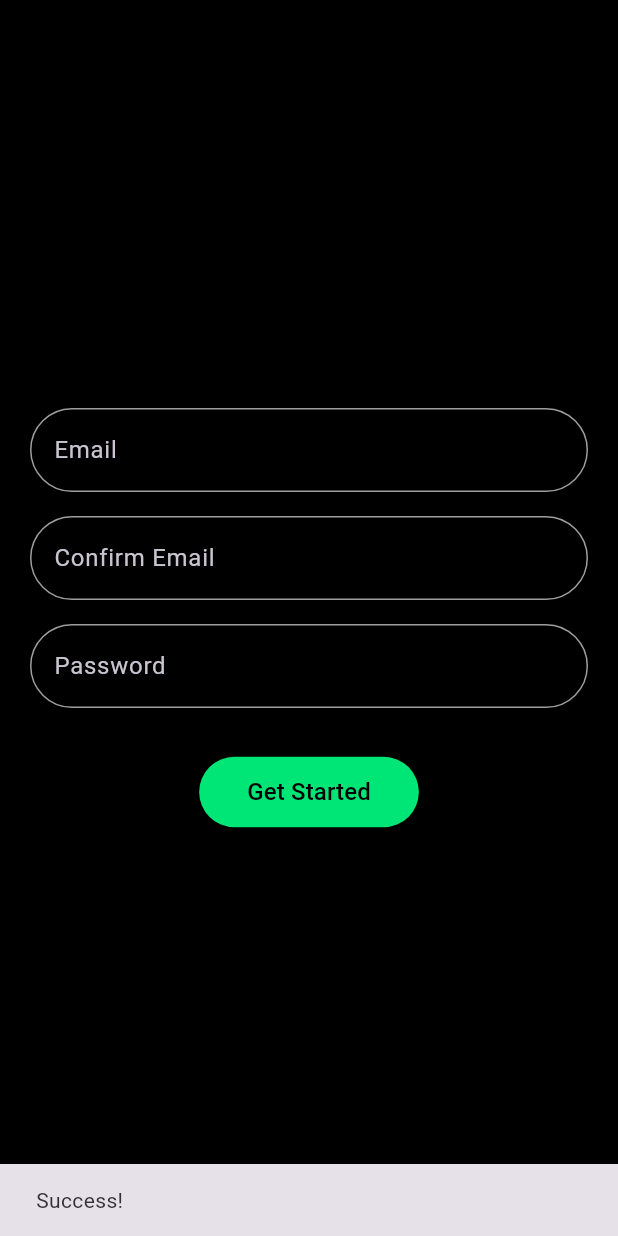
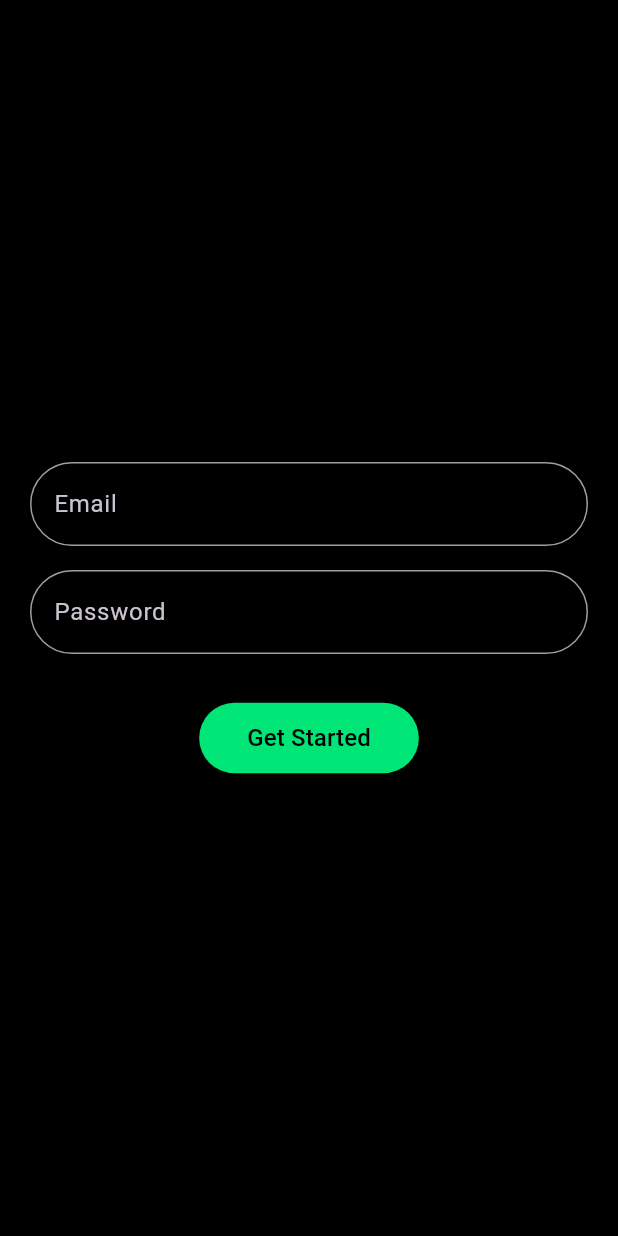
Before and after one commit to vinhhoangd/lab_tracking, a Flutter app: the SignInPage screen opened directly, after a tap on "Get Started", on a phone screen of 412 x 824 dp. Run offline on Flutter 3.47's test engine with Material 3 defaults, Android fonts, the phone set to English and light mode, and no system bars; our stand-ins replace firebase_auth, firebase_core; accounts and stored records are empty.

Commit message:
no confirm

```diff
--- a/lib/Pages/signin_page.dart
+++ b/lib/Pages/signin_page.dart
@@ -1,44 +1,26 @@
 import 'package:flutter/material.dart';
 
-class SignInPage extends StatefulWidget {
+class SignInPage extends StatelessWidget {
+
+
   const SignInPage({super.key});
-
-  @override
-  State<SignInPage> createState() => _SignInPageState();
-}
-
-class _SignInPageState extends State<SignInPage> {
-  final TextEditingController emailController = TextEditingController();
-  final TextEditingController confirmEmailController = TextEditingController();
-  final TextEditingController passwordController = TextEditingController();
-
-  String? emailErrorText;
-
-  void validateEmails() {
-    setState(() {
-      emailErrorText = emailController.text != confirmEmailController.text
-          ? 'Emails do not match'
-          : null;
-    });
-  }
 
   @override
   Widget build(BuildContext context) {
     return Scaffold(
       body: SafeArea(
         child: Padding(
-          padding: EdgeInsets.all(20),
+          padding: EdgeInsetsGeometry.all(20),
           child: Align(
             alignment: Alignment.center,
             child: Column(
               mainAxisAlignment: MainAxisAlignment.center,
               children: [
-                // Email field
+                //Email text field
+
                 TextField(
-                  controller: emailController,
                   decoration: InputDecoration(
                     hintText: 'Email',
-                    errorText: emailErrorText,
                     focusedBorder: OutlineInputBorder(
                       borderRadius: BorderRadius.circular(100),
                       borderSide: BorderSide(
@@ -58,36 +40,8 @@ class _SignInPageState extends State<SignInPage> {
 
                 SizedBox(height: 16),
 
-                // Confirm Email field
+                //Password text field
                 TextField(
-                  controller: confirmEmailController,
-                  onChanged: (_) => validateEmails(),
-                  decoration: InputDecoration(
-                    hintText: 'Confirm Email',
-                    errorText: emailErrorText,
-                    focusedBorder: OutlineInputBorder(
-                      borderRadius: BorderRadius.circular(100),
-                      borderSide: BorderSide(
-                        color: Colors.greenAccent.shade400,
-                        width: 1,
-                      ),
-                    ),
-                    enabledBorder: OutlineInputBorder(
-                      borderRadius: BorderRadius.circular(100),
-                      borderSide: BorderSide(
-                        color: Colors.grey,
-                        width: 1,
-                      ),
-                    ),
-                  ),
-                ),
-
-                SizedBox(height: 16),
-
-                // Password field
-                TextField(
-                  controller: passwordController,
-                  obscureText: true,
                   decoration: InputDecoration(
                     hintText: 'Password',
                     focusedBorder: OutlineInputBorder(
@@ -105,25 +59,18 @@ class _SignInPageState extends State<SignInPage> {
                       ),
                     ),
                   ),
+                  obscureText: true,
                 ),
 
                 SizedBox(height: 32),
 
-                // Sign in button
+                //Sign in button
                 ElevatedButton(
                   style: ElevatedButton.styleFrom(
-                    backgroundColor: Colors.greenAccent.shade400,
-                    padding: EdgeInsets.symmetric(horizontal: 32, vertical: 12),
+                    backgroundColor: Colors.greenAccent.shade400, // button background color
+                    padding: EdgeInsets.symmetric(horizontal: 32, vertical: 12)
                   ),
-                  onPressed: () {
-                    validateEmails();
-                    if (emailErrorText == null) {
-                      // Proceed with sign in
-                      ScaffoldMessenger.of(context).showSnackBar(
-                        SnackBar(content: Text("Success!")),
-                      );
-                    }
-                  },
+                  onPressed: () => {},
                   child: Text(
                     'Get Started',
                     style: TextStyle(
@@ -131,11 +78,14 @@ class _SignInPageState extends State<SignInPage> {
                       fontSize: 16,
                     ),
                   ),
-                ),
+                )
+
+
               ],
             ),
           ),
         ),
+
       ),
     );
   }
```
